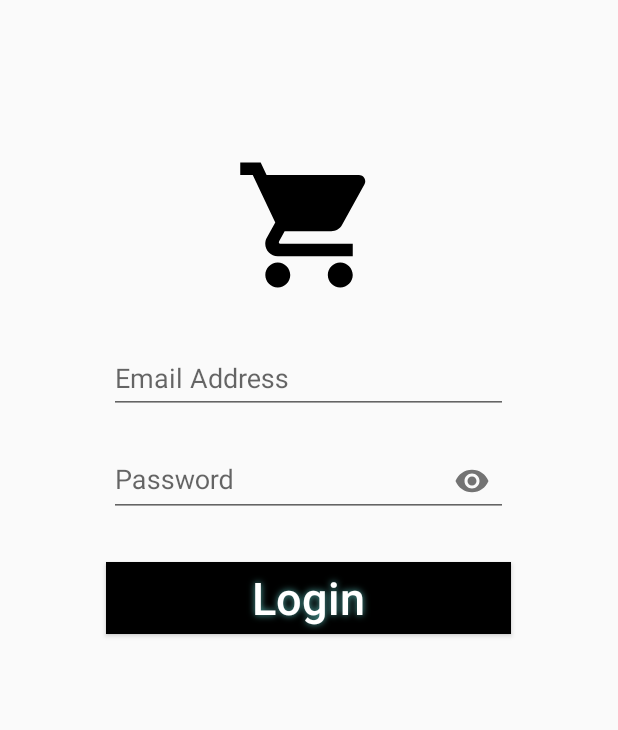
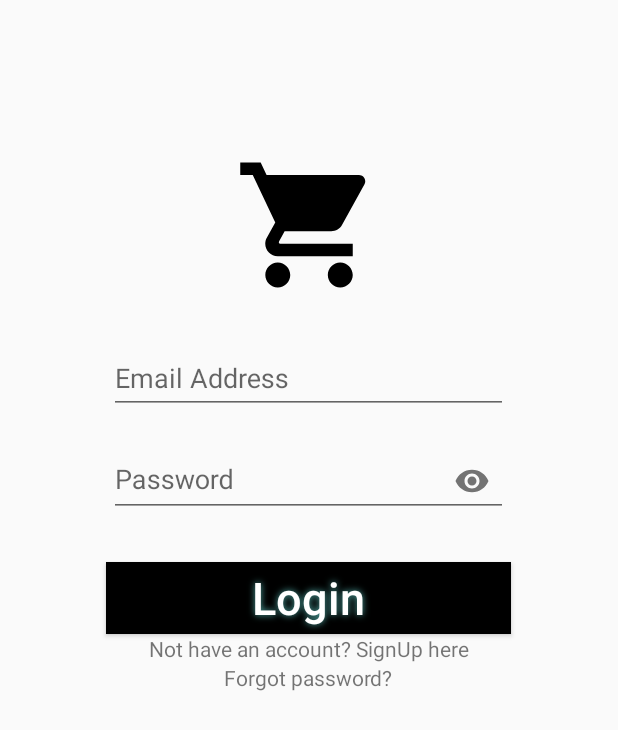
Before and after one commit to Harjeetnavgurukul/Navgurukul-Expense, an Android app: the screen it shows after launch (MainActivity), on a phone screen of 412 x 824 dp. Shown: the top 730 px of the screen. Run offline under Robolectric (Android 15) with nearby library versions, the phone set to English and light mode, and no system bars; our stand-ins replace Firebase (no records; nobody signed in at launch, a user with empty details on screens opened directly); 2 statements that could not run were skipped.

Commit message:
Navgurukul expense

```diff
--- a/app/src/main/java/com/navgurukul/hisaab/Expense/MainActivity.java
+++ b/app/src/main/java/com/navgurukul/hisaab/Expense/MainActivity.java
@@ -1,18 +1,35 @@
 package com.navgurukul.hisaab.Expense;
 
+import android.app.Activity;
 import android.content.Intent;
 import android.os.Handler;
+import android.support.annotation.NonNull;
+import android.support.v4.app.ActivityCompat;
 import android.support.v7.app.AppCompatActivity;
 import android.os.Bundle;
+import android.text.TextUtils;
 import android.view.View;
 import android.widget.Button;
+import android.widget.EditText;
+import android.widget.ProgressBar;
 import android.widget.RelativeLayout;
+import android.widget.TextView;
+import android.widget.Toast;
+
+import com.google.android.gms.tasks.OnCompleteListener;
+import com.google.android.gms.tasks.Task;
+import com.google.firebase.auth.AuthResult;
+import com.google.firebase.auth.FirebaseAuth;
 
 public class MainActivity extends AppCompatActivity {
 
 
     RelativeLayout rellay1, rellay2;
-    Button button;
+    Button buttonLogin;
+    private EditText editTextemail, editTextpasswrod;
+    private ProgressBar progressBar;
+    private FirebaseAuth Auth;
+    private TextView textViewSign, textViewForgot;
 
     Handler handler = new Handler();
     Runnable runnable = new Runnable() {
@@ -27,17 +44,73 @@ public class MainActivity extends AppCompatActivity {
         super.onCreate(savedInstanceState);
         setContentView(R.layout.activity_main);
 
+        //find Id..!
+        editTextemail = findViewById(R.id.email_floating_lyout);
+        editTextpasswrod = findViewById(R.id.pass_floating_lyout);
+        buttonLogin = findViewById(R.id.btn_login);
+        progressBar = findViewById(R.id.progress);
+        Auth = FirebaseAuth.getInstance();
+        textViewSign = findViewById(R.id.SignUp);
+        textViewForgot = findViewById(R.id.Forgot);
 
-        button = (Button)findViewById(R.id.btn_login);
-        button.setOnClickListener(new View.OnClickListener() {
+        //button set on click listener..!
+        buttonLogin.setOnClickListener(new View.OnClickListener() {
             @Override
             public void onClick(View view) {
-                startActivity(new Intent(MainActivity.this,LandingPage.class));
-                finish();
+                String Email = editTextemail.getText().toString().trim();
+                final String Password = editTextpasswrod.getText().toString().trim();
+                if (TextUtils.isEmpty(Email)) {
+                    Toast.makeText(MainActivity.this, "Please enter the password", Toast.LENGTH_SHORT).show();
+                    return;
+                }
+                if (TextUtils.isEmpty(Password)) {
+                    Toast.makeText(MainActivity.this, "Please enter the email", Toast.LENGTH_SHORT).show();
+                }
+
+                //get user email and password and signIn...!
+                Auth.signInWithEmailAndPassword(Email, Password).addOnCompleteListener(MainActivity.this, new OnCompleteListener<AuthResult>() {
+                    @Override
+                    public void onComplete(@NonNull Task<AuthResult> task) {
+                        progressBar.setVisibility(View.VISIBLE);
+                        if (!task.isSuccessful()) {
+                            if (Password.length() < 6) {
+                                editTextpasswrod.setError("Minimum password 6 char");
+                            } else {
+                                startActivity(new Intent(MainActivity.this, LandingPage.class));
+                                finish();
+                            }
+                        }
+                    }
+                });
+                //set click litisner go this activity to signUp activity...!
+                textViewSign.setOnClickListener(new View.OnClickListener() {
+                    @Override
+                    public void onClick(View view) {
+                        startActivity(new Intent(MainActivity.this,SignUpActivity.class));
+                        finish();
+                    }
+                });
+                //set click litisner go this activity to forgot activity...!
+                textViewForgot.setOnClickListener(new View.OnClickListener() {
+                    @Override
+                    public void onClick(View view) {
+                        startActivity(new Intent(MainActivity.this,ForgotPassword.class));
+                        finish();
+                    }
+                });
             }
         });
 
+//You and Fredrick are good friends. Yesterday, Fredrick received  credit cards from ABCD Bank. He wants to verify whether his credit card numbers are valid or not. You happen to be great at regex so he is asking for your help!
 //
+//A valid credit card from ABCD Bank has the following characteristics:
+//
+//► It must start with a ,  or .
+//► It must contain exactly  digits.
+//► It must only consist of digits (-).
+//► It may have digits in groups of , separated by one hyphen "-".
+//► It must NOT use any other separator like ' ' , '_', etc.
+//► It must NOT have  or more consecutive repeated digits.
 //
 //        TextView txt = findViewById(R.id.txt_navgurukul);
 //        TextView txt2 = findViewById(R.id.txt_expence);
@@ -52,4 +125,5 @@ public class MainActivity extends AppCompatActivity {
         handler.postDelayed(runnable, 4000);
 
     }
+
 }
--- a/app/src/main/res/layout/activity_landing_page.xml
+++ b/app/src/main/res/layout/activity_landing_page.xml
@@ -21,9 +21,9 @@
         <android.support.v7.widget.Toolbar
             android:id="@+id/toolbar"
             android:layout_width="match_parent"
-            android:layout_height="?attr/actionBarSize"
             android:background="#000"
-            android:theme="@style/ThemeOverlay.AppCompat.ActionBar" >
+            android:theme="@style/ThemeOverlay.AppCompat.ActionBar"
+            android:layout_height="wrap_content">
 
 
         </android.support.v7.widget.Toolbar>
--- a/app/src/main/res/layout/activity_main.xml
+++ b/app/src/main/res/layout/activity_main.xml
@@ -43,7 +43,8 @@
         android:layout_width="match_parent"
         android:layout_height="match_parent"
         android:id="@+id/relative_2"
-        android:visibility="gone">
+        android:visibility="gone"
+        >
 
 
         <ImageView
@@ -104,8 +105,36 @@
             android:shadowRadius="6"
             android:shadowDx="0"
             android:shadowDy="0"
-            android:shadowColor="#51ada8"/>
+            android:shadowColor="#51ada8"
+            android:layout_centerInParent="true"
+            />
+
+        <TextView
+            android:layout_width="wrap_content"
+            android:layout_height="wrap_content"
+            android:text="Not have an account? SignUp here"
+            android:layout_below="@id/btn_login"
+            android:layout_centerHorizontal="true"
+            android:id="@+id/SignUp"
+            android:layout_centerInParent="true"
+            />
+
+        <TextView
+            android:layout_width="wrap_content"
+            android:layout_height="wrap_content"
+            android:text="Forgot password?"
+            android:layout_below="@id/SignUp"
+            android:layout_centerHorizontal="true"
+            android:id="@+id/Forgot"
+            />
     </RelativeLayout>
+
+    <ProgressBar
+        android:layout_width="wrap_content"
+        android:layout_height="wrap_content"
+        android:layout_centerInParent="true"
+        android:visibility="gone"
+        android:id="@+id/progress"/>
 
 
 
--- a/build.gradle
+++ b/build.gradle
@@ -12,6 +12,7 @@ buildscript {
 
         // NOTE: Do not place your application dependencies here; they belong
         // in the individual module build.gradle files
+        classpath 'com.google.gms:google-services:4.0.0'
     }
 }
 
```
Also changed, not shown: app/build.gradle (+9 -0 lines), app/src/main/AndroidManifest.xml (+9 -6 lines), app/src/main/java/com/navgurukul/hisaab/Expense/ForgotPassword.java (added, +13 -0 lines), app/src/main/java/com/navgurukul/hisaab/Expense/SignUpActivity.java (added, +13 -0 lines), app/src/main/res/layout/activity_forgot_password.xml (added, +63 -0 lines), app/src/main/res/layout/activity_sign_up.xml (added, +69 -0 lines), 1 other file.
